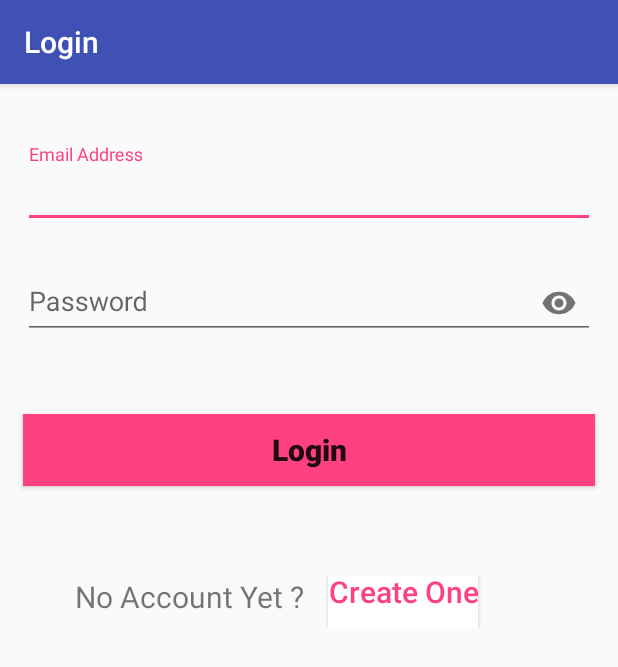
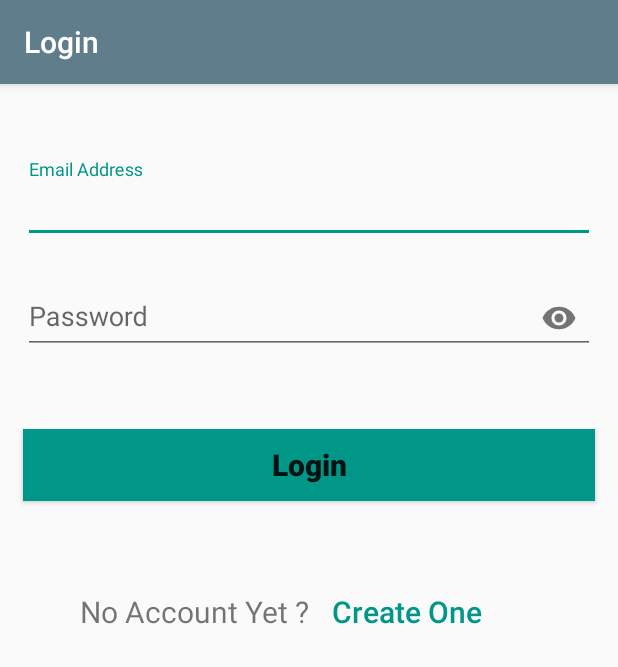
Before and after one commit to kareemws/Permanent-Storage-API-Request-and-Contact-list-Sample-App, an Android app: the screen it shows after launch (LoginActivity), on a phone screen of 412 x 824 dp. Shown: the top 667 px of the screen. Run offline under Robolectric (Android 15) with nearby library versions, the phone set to English and light mode, and no system bars.

Commit message:
Modifies Login

```diff
--- a/app/src/main/java/com/kareemwaleed/arxicttask/LoginActivity.java
+++ b/app/src/main/java/com/kareemwaleed/arxicttask/LoginActivity.java
@@ -13,7 +13,6 @@ import android.view.View;
 import android.view.inputmethod.InputMethodManager;
 import android.widget.Button;
 import android.widget.RelativeLayout;
-import android.widget.Toast;
 
 import com.kareemwaleed.arxicttask.activities.TabsActivity;
 import com.kareemwaleed.arxicttask.database.ArxictDatabaseHandler;
@@ -32,7 +31,7 @@ public class LoginActivity extends AppCompatActivity {
     @Override
     protected void onCreate(Bundle savedInstanceState) {
         super.onCreate(savedInstanceState);
-        setContentView(R.layout.activity_main);
+        setContentView(R.layout.activity_login);
         databaseHandler = new ArxictDatabaseHandler(getApplicationContext());
         initViewVars();
     }
@@ -71,7 +70,6 @@ public class LoginActivity extends AppCompatActivity {
                 else{
                     boolean isSuccessful = databaseHandler.login(email, password);
                     if(isSuccessful){
-                        Toast.makeText(LoginActivity.this, "Successful", Toast.LENGTH_LONG).show();
                         Intent intent = new Intent(LoginActivity.this, TabsActivity.class);
                         startActivity(intent);
                         finish();
--- /dev/null
+++ b/app/src/main/res/layout/activity_login.xml
@@ -0,0 +1,90 @@
+<ScrollView xmlns:android="http://schemas.android.com/apk/res/android"
+    xmlns:app="http://schemas.android.com/apk/res-auto"
+    android:layout_width="match_parent"
+    android:layout_height="match_parent">
+
+    <RelativeLayout
+        android:id="@+id/login_activity_main_layout"
+        android:layout_width="match_parent"
+        android:layout_height="wrap_content"
+        android:paddingTop="50dp">
+
+        <android.support.design.widget.TextInputLayout
+            android:id="@+id/email_address_input_layout"
+            android:layout_width="match_parent"
+            android:layout_height="wrap_content"
+            android:layout_marginEnd="15dp"
+            android:layout_marginStart="15dp">
+
+            <android.support.design.widget.TextInputEditText
+                android:id="@+id/email_address_edit_text"
+                android:layout_width="match_parent"
+                android:layout_height="wrap_content"
+                android:hint="Email Address"
+                android:inputType="textEmailAddress" />
+        </android.support.design.widget.TextInputLayout>
+
+        <android.support.design.widget.TextInputLayout
+            android:id="@+id/password_input_layout"
+            android:layout_width="match_parent"
+            android:layout_height="wrap_content"
+            android:layout_below="@+id/email_address_input_layout"
+            android:layout_marginEnd="15dp"
+            android:layout_marginStart="15dp"
+            android:layout_marginTop="15dp"
+            app:passwordToggleEnabled="true">
+
+            <android.support.design.widget.TextInputEditText
+                android:id="@+id/password_edit_text"
+                android:layout_width="match_parent"
+                android:layout_height="wrap_content"
+                android:hint="Password"
+                android:inputType="textPassword" />
+        </android.support.design.widget.TextInputLayout>
+
+        <Button
+            android:id="@+id/login_button"
+            android:layout_width="match_parent"
+            android:layout_height="wrap_content"
+            android:layout_below="@id/password_input_layout"
+            android:layout_marginEnd="15dp"
+            android:layout_marginStart="15dp"
+            android:layout_marginTop="50dp"
+            android:background="@color/colorAccent"
+            android:text="Login"
+            android:textAllCaps="false"
+            android:textSize="20sp"
+            android:textStyle="bold" />
+
+        <LinearLayout
+            android:layout_width="match_parent"
+            android:layout_height="wrap_content"
+            android:layout_below="@id/login_button"
+            android:layout_marginTop="60dp"
+            android:orientation="horizontal">
+
+            <TextView
+                android:id="@+id/account_question_text_view"
+                android:layout_width="0px"
+                android:layout_height="wrap_content"
+                android:layout_weight="1"
+                android:text="No Account Yet ?"
+                android:textSize="20sp"
+                android:gravity="end"/>
+
+            <Button
+                android:paddingStart="15dp"
+                android:gravity="start"
+                android:id="@+id/create_account_button"
+                android:layout_width="0px"
+                android:layout_height="wrap_content"
+                android:layout_weight="1"
+                android:background="@android:color/transparent"
+                android:text="Create One"
+                android:textAllCaps="false"
+                android:textColor="@color/colorAccent"
+                android:textSize="20sp"
+                android:textStyle="" />
+        </LinearLayout>
+    </RelativeLayout>
+</ScrollView>
--- a/app/src/main/res/layout/activity_main.xml
+++ /dev/null
@@ -1,85 +0,0 @@
-<RelativeLayout xmlns:android="http://schemas.android.com/apk/res/android"
-    xmlns:app="http://schemas.android.com/apk/res-auto"
-    xmlns:tools="http://schemas.android.com/tools"
-    android:layout_width="match_parent"
-    android:layout_height="match_parent"
-    tools:context="com.kareemwaleed.arxicttask.LoginActivity"
-    android:id="@+id/login_activity_main_layout">
-
-    <android.support.design.widget.TextInputLayout
-        android:id="@+id/email_address_input_layout"
-        android:layout_width="match_parent"
-        android:layout_height="wrap_content"
-        android:layout_marginEnd="15dp"
-        android:layout_marginStart="15dp"
-        android:layout_marginTop="40dp">
-
-        <android.support.design.widget.TextInputEditText
-            android:id="@+id/email_address_edit_text"
-            android:layout_width="match_parent"
-            android:layout_height="wrap_content"
-            android:hint="Email Address"
-            android:inputType="textEmailAddress" />
-    </android.support.design.widget.TextInputLayout>
-
-    <android.support.design.widget.TextInputLayout
-        android:id="@+id/password_input_layout"
-        android:layout_width="match_parent"
-        android:layout_height="wrap_content"
-        android:layout_below="@+id/email_address_input_layout"
-        android:layout_marginEnd="15dp"
-        android:layout_marginStart="15dp"
-        android:layout_marginTop="15dp"
-        app:passwordToggleEnabled="true">
-
-        <android.support.design.widget.TextInputEditText
-            android:id="@+id/password_edit_text"
-            android:layout_width="match_parent"
-            android:layout_height="wrap_content"
-            android:hint="Password"
-            android:inputType="textPassword" />
-    </android.support.design.widget.TextInputLayout>
-
-    <Button
-        android:id="@+id/login_button"
-        android:layout_width="match_parent"
-        android:layout_height="wrap_content"
-        android:layout_below="@id/password_input_layout"
-        android:layout_marginEnd="15dp"
-        android:layout_marginStart="15dp"
-        android:layout_marginTop="50dp"
-        android:text="Login"
-        android:textAllCaps="false"
-        android:textSize="20sp"
-        android:textStyle="bold"
-        android:background="@color/colorAccent"/>
-
-    <RelativeLayout
-        android:layout_width="match_parent"
-        android:layout_height="wrap_content"
-        android:layout_below="@id/login_button"
-        android:layout_marginTop="60dp">
-
-        <TextView
-            android:id="@+id/account_question_text_view"
-            android:layout_width="wrap_content"
-            android:layout_height="wrap_content"
-            android:layout_marginStart="50dp"
-            android:text="No Account Yet ?"
-            android:textSize="20sp"/>
-
-        <Button
-            android:textAllCaps="false"
-            android:id="@+id/create_account_button"
-            android:layout_width="wrap_content"
-            android:layout_height="wrap_content"
-            android:layout_toEndOf="@id/account_question_text_view"
-            android:text="Create One"
-            android:layout_marginStart="15dp"
-            android:textSize="20sp"
-            android:textColor="@color/colorAccent"
-            android:textStyle=""
-            android:background="@android:color/white"
-            android:layout_marginTop="-13dp"/>
-    </RelativeLayout>
-</RelativeLayout>
--- a/app/src/main/res/values/colors.xml
+++ b/app/src/main/res/values/colors.xml
@@ -1,6 +1,7 @@
 <?xml version="1.0" encoding="utf-8"?>
 <resources>
-    <color name="colorPrimary">#3F51B5</color>
-    <color name="colorPrimaryDark">#303F9F</color>
-    <color name="colorAccent">#FF4081</color>
+    <color name="colorPrimary">#607D8B</color>
+    <color name="colorPrimaryDark">#455A64</color>
+    <color name="colorAccent">#009688</color>
+    <color name="colorPrimaryLight">#CFD8DC</color>
 </resources>
```
